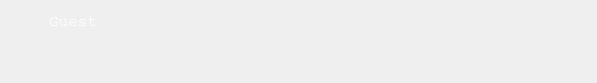
Above: src/UI/WindowTool.ui from akukhta/LeetCodeApp before the change. Below: the same form after it.
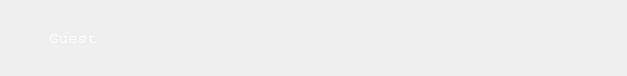
That is the form after the change. Icons and pictures are not drawn.

Patch:
```diff
--- a/src/UI/WindowTool.ui
+++ b/src/UI/WindowTool.ui
@@ -6,13 +6,22 @@
    <rect>
     <x>0</x>
     <y>0</y>
-    <width>597</width>
-    <height>83</height>
+    <width>627</width>
+    <height>76</height>
    </rect>
   </property>
+  <property name="sizePolicy">
+   <sizepolicy hsizetype="Preferred" vsizetype="Fixed">
+    <horstretch>0</horstretch>
+    <verstretch>0</verstretch>
+   </sizepolicy>
+  </property>
   <property name="windowTitle">
    <string>WindowTool</string>
   </property>
+  <property name="styleSheet">
+   <string notr="true"/>
+  </property>
   <widget class="QWidget" name="centralWidget">
    <layout class="QVBoxLayout" name="verticalLayout_2">
     <item>
@@ -120,19 +129,6 @@
         </item>
        </layout>
       </item>
-      <item>
-       <spacer name="verticalSpacer">
-        <property name="orientation">
-         <enum>Qt::Vertical</enum>
-        </property>
-        <property name="sizeHint" stdset="0">
-         <size>
-          <width>20</width>
-          <height>40</height>
-         </size>
-        </property>
-       </spacer>
-      </item>
      </layout>
     </item>
    </layout>
```
